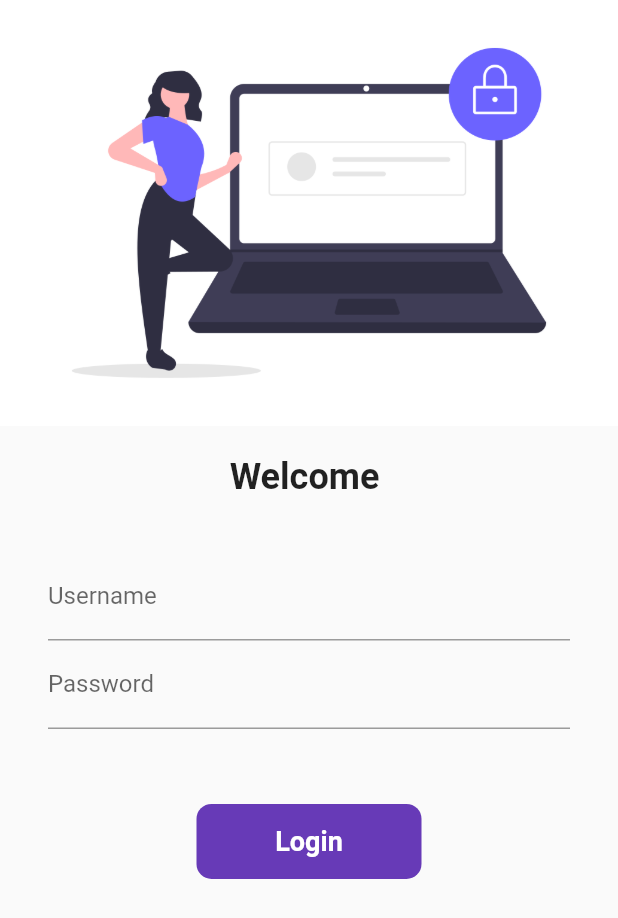
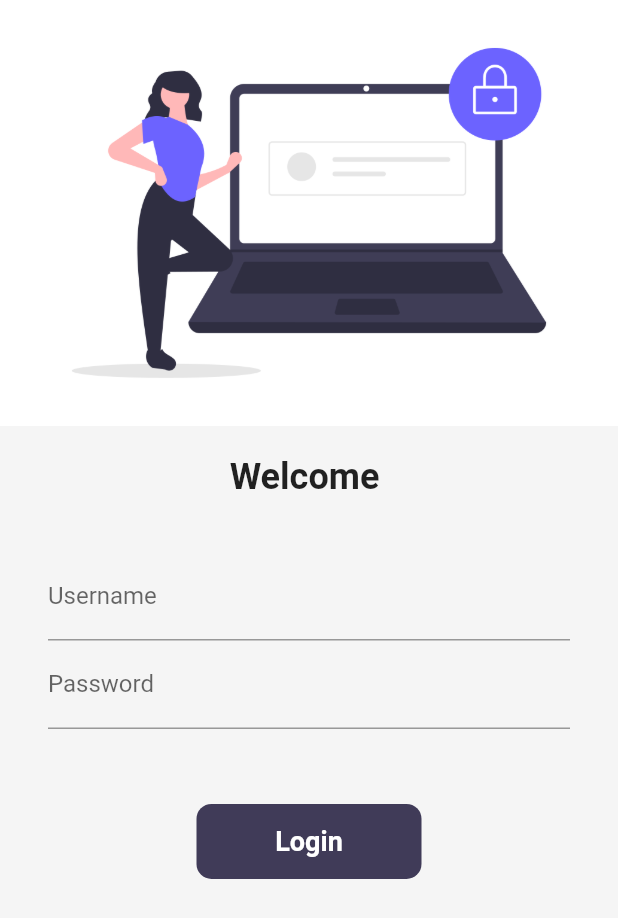
Before and after one commit to nikgit29/flutterlearn, a Flutter app: the LoginPage screen opened by its route, on a phone screen of 412 x 824 dp. Shown: the top 918 px of the screen. Run offline on Flutter 3.47's test engine with Material 2 defaults, Android fonts, the phone set to English and light mode, and no system bars; our stand-ins replace velocity_x; network calls fail.

Commit message:
day19, dark theme done

```diff
--- a/lib/main.dart
+++ b/lib/main.dart
@@ -14,7 +14,7 @@ class MyApp extends StatelessWidget {
   @override
   Widget build(BuildContext context) {
     return MaterialApp(
-      themeMode: ThemeMode.light,
+      themeMode: ThemeMode.system,
       theme: MyTheme.lightTheme(context),
       darkTheme: MyTheme.dartTheme(context),
       debugShowCheckedModeBanner: false,
--- a/lib/pages/login_page.dart
+++ b/lib/pages/login_page.dart
@@ -1,5 +1,6 @@
 import 'package:flutter/material.dart';
 import 'package:flutter_catalog/utils/routes.dart';
+import 'package:velocity_x/velocity_x.dart';
 
 class LoginPage extends StatefulWidget {
   @override
@@ -12,7 +13,7 @@ class _LoginPageState extends State<LoginPage> {
 
   final _formKey = GlobalKey<FormState>();
 
-  moveToHome(BuildContext contenxt) async {
+  moveToHome(BuildContext context) async {
     if (_formKey.currentState!.validate()) {
       setState(() {
         changeButton = true;
@@ -28,6 +29,7 @@ class _LoginPageState extends State<LoginPage> {
   @override
   Widget build(BuildContext context) {
     return Material(
+        color: context.canvasColor,
         child: SingleChildScrollView(
           child: Form(
             key: _formKey,
@@ -48,7 +50,8 @@ class _LoginPageState extends State<LoginPage> {
                   height: 20,
                 ),
                 Padding(
-              padding: const EdgeInsets.symmetric(vertical: 16, horizontal: 32),
+                  padding:
+                      const EdgeInsets.symmetric(vertical: 16, horizontal: 32),
                   child: Column(
                     children: [
                       TextFormField(
@@ -86,8 +89,9 @@ class _LoginPageState extends State<LoginPage> {
                         height: 50,
                       ),
                       Material(
-                    color: Colors.deepPurple,
-                    borderRadius: BorderRadius.circular(changeButton ? 20 : 10),
+                        color: context.theme.buttonColor,
+                        borderRadius:
+                            BorderRadius.circular(changeButton ? 20 : 10),
                         child: InkWell(
                           onTap: () => moveToHome(context),
                           child: AnimatedContainer(
--- a/lib/widgets/home_widgets/catalog_header.dart
+++ b/lib/widgets/home_widgets/catalog_header.dart
@@ -8,7 +8,7 @@ class CatalogHeader extends StatelessWidget {
     return Column(
       crossAxisAlignment: CrossAxisAlignment.start,
       children: [
-        "Catalog App".text.xl5.bold.color(MyTheme.darkBluishColor).make(),
+        "Catalog App".text.xl5.bold.color(context.theme.accentColor).make(),
         "Trending Products".text.xl2.make()
       ],
     );
--- a/lib/widgets/home_widgets/catalog_image.dart
+++ b/lib/widgets/home_widgets/catalog_image.dart
@@ -1,5 +1,4 @@
 import 'package:flutter/material.dart';
-import 'package:flutter_catalog/widgets/themes.dart';
 import 'package:velocity_x/velocity_x.dart';
 
 class CatalogImage extends StatelessWidget {
@@ -12,7 +11,7 @@ class CatalogImage extends StatelessWidget {
         .box
         .rounded
         .p8
-        .color(MyTheme.creamColor)
+        .color(context.canvasColor)
         .make()
         .p16()
         .w40(context);
--- a/lib/widgets/themes.dart
+++ b/lib/widgets/themes.dart
@@ -4,6 +4,10 @@ import 'package:velocity_x/velocity_x.dart';
 class MyTheme {
   static ThemeData lightTheme(BuildContext context) => ThemeData(
       primarySwatch: Colors.deepPurple,
+      cardColor: Colors.white,
+      canvasColor: creamColor,
+      buttonColor: darkBluishColor,
+      accentColor: darkBluishColor,
       appBarTheme: AppBarTheme(
         color: Colors.white,
         elevation: 0.0,
@@ -12,8 +16,17 @@ class MyTheme {
       ));
 
   static ThemeData dartTheme(BuildContext context) => ThemeData(
-        brightness: Brightness.dark,
-      );
+      brightness: Brightness.dark,
+      cardColor: Colors.black,
+      canvasColor: darkCreamColor,
+      buttonColor: lightBluishColor,
+      accentColor: Colors.white,
+      appBarTheme: AppBarTheme(
+        color: Colors.white,
+        elevation: 0.0,
+        iconTheme: IconThemeData(color: Colors.white),
+        textTheme: Theme.of(context).textTheme,
+      ));
 
   //Colors
   static Color creamColor = Color(0xfff5f5f5);
```
Also changed, not shown: lib/pages/home_detail_page.dart (+11 -8 lines), lib/pages/home_page.dart (+6 -3 lines), lib/widgets/home_widgets/catalog_list.dart (+5 -4 lines). Lines whose indentation alone changed are shown as unchanged.
